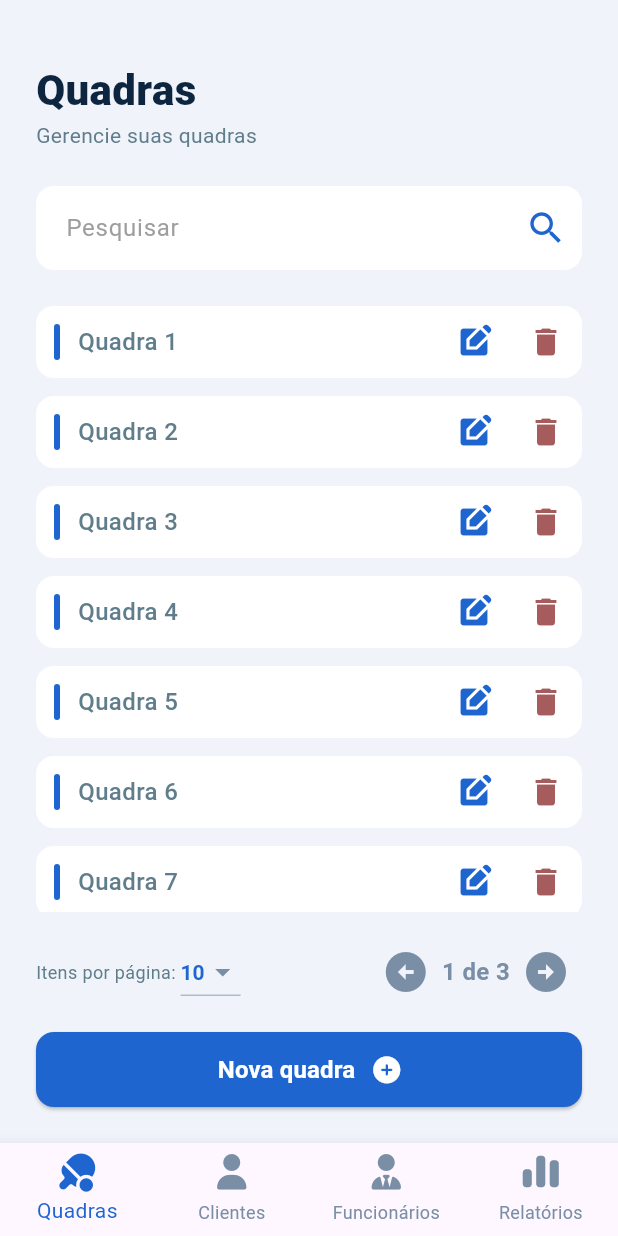
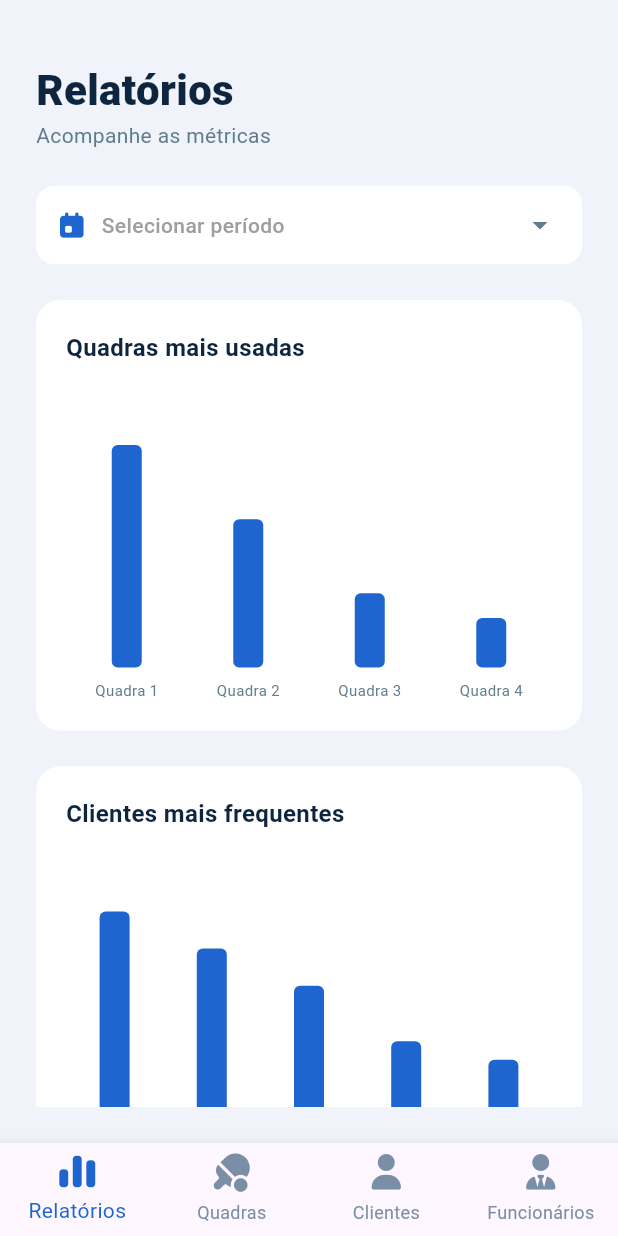
Before and after one commit to adonisoliveiradasilva/GerenciamentoDeQuadras, a Flutter app: the ManagerLayout screen opened directly, on a phone screen of 412 x 824 dp. Run offline on Flutter 3.47's test engine with Material 3 defaults, Android fonts, the phone set to English and light mode, and no system bars; drawn by our look-alikes of fl_chart; our stand-ins replace font_awesome_flutter, mask_text_input_formatter.

Commit message:
feat(relatorios): implementa dashboard com gráficos de métricas e filtro de data

```diff
--- a/gerenciamento_de_quadras/lib/features/manager/layout/manager_layout.dart
+++ b/gerenciamento_de_quadras/lib/features/manager/layout/manager_layout.dart
@@ -3,6 +3,7 @@ import 'package:font_awesome_flutter/font_awesome_flutter.dart';
 import 'package:gerenciamento_de_quadras/features/manager/funcionarios/funcionarios_page.dart';
 import 'package:gerenciamento_de_quadras/features/manager/quadras/quadras_page.dart';
 import 'package:gerenciamento_de_quadras/features/manager/clientes/clientes_page.dart';
+import 'package:gerenciamento_de_quadras/features/manager/relatorios/relatorios_page.dart';
 class ManagerLayout extends StatefulWidget {
   const ManagerLayout({super.key});
 
@@ -14,10 +15,10 @@ class _ManagerLayoutState extends State<ManagerLayout> {
   int _selectedIndex = 0;
 
   final List<Widget> _pages = [
+    const RelatoriosPage(),
     const QuadrasPage(),
     const ClientesPage(),
-    const FuncionariosPage(),
-    const Center(child: Text("Página de Relatórios em construção")),
+    const FuncionariosPage()
   ];
 
   @override
@@ -37,6 +38,10 @@ class _ManagerLayoutState extends State<ManagerLayout> {
         },
         items: const [
           BottomNavigationBarItem(
+            icon: Padding(padding: EdgeInsets.only(bottom: 4), child: FaIcon(FontAwesomeIcons.chartSimple)),
+            label: 'Relatórios',
+          ),
+          BottomNavigationBarItem(
             icon: Padding(padding: EdgeInsets.only(bottom: 4), child: FaIcon(FontAwesomeIcons.tableTennisPaddleBall)),
             label: 'Quadras',
           ),
@@ -48,10 +53,6 @@ class _ManagerLayoutState extends State<ManagerLayout> {
             icon: Padding(padding: EdgeInsets.only(bottom: 4), child: FaIcon(FontAwesomeIcons.userTie)),
             label: 'Funcionários',
           ),
-          BottomNavigationBarItem(
-            icon: Padding(padding: EdgeInsets.only(bottom: 4), child: FaIcon(FontAwesomeIcons.chartSimple)),
-            label: 'Relatórios',
-          ),
         ],
       ),
     );
--- /dev/null
+++ b/gerenciamento_de_quadras/lib/features/manager/relatorios/relatorios_controller.dart
@@ -0,0 +1,59 @@
+import 'package:flutter/material.dart';
+import 'package:intl/intl.dart';
+
+class RelatoriosController extends ChangeNotifier {
+  DateTimeRange? periodoSelecionado;
+  bool isLoading = false;
+
+  Map<String, double> quadrasUsadas = {'Quadra 1': 45, 'Quadra 2': 30, 'Quadra 3': 15, 'Quadra 4': 10};
+  Map<String, double> clientesFrequentes = {'João': 12, 'Maria': 10, 'Carlos': 8, 'Ana': 5, 'Pedro': 4};
+  Map<String, double> diasMovimentados = {'Seg': 20, 'Ter': 15, 'Qua': 25, 'Qui': 30, 'Sex': 50, 'Sáb': 60, 'Dom': 45};
+
+  String get periodoFormatado {
+    if (periodoSelecionado == null) return 'Selecionar período';
+    final format = DateFormat('dd/MM/yyyy');
+    return '${format.format(periodoSelecionado!.start)} - ${format.format(periodoSelecionado!.end)}';
+  }
+
+  Future<void> selecionarPeriodo(BuildContext context) async {
+    final picked = await showDateRangePicker(
+      context: context,
+      firstDate: DateTime(2020),
+      lastDate: DateTime.now(),
+      initialDateRange: periodoSelecionado,
+      builder: (context, child) {
+        return Theme(
+          data: Theme.of(context).copyWith(
+            colorScheme: const ColorScheme.light(
+              primary: Color(0xFF1E65D0),
+              onPrimary: Colors.white,
+              onSurface: Color(0xFF0D253F),
+            ),
+          ),
+          child: child!,
+        );
+      },
+    );
+
+    if (picked != null) {
+      periodoSelecionado = picked;
+      _carregarDadosDaApi();
+    }
+  }
+
+  Future<void> _carregarDadosDaApi() async {
+    isLoading = true;
+    notifyListeners();
+
+    await Future.delayed(const Duration(seconds: 1)); // Mock da API
+
+    // Aqui terá:
+    // final response = await httpClient.get('/api/relatorios?start=${periodoSelecionado!.start}&end=${periodoSelecionado!.end}');
+    // quadrasUsadas = response.data.quadras;
+    // clientesFrequentes = response.data.clientes;
+    // diasMovimentados = response.data.dias;
+
+    isLoading = false;
+    notifyListeners();
+  }
+}
--- /dev/null
+++ b/gerenciamento_de_quadras/lib/features/manager/relatorios/relatorios_page.dart
@@ -0,0 +1,214 @@
+import 'package:flutter/material.dart';
+import 'package:fl_chart/fl_chart.dart';
+import 'package:font_awesome_flutter/font_awesome_flutter.dart';
+import 'relatorios_controller.dart';
+
+class RelatoriosPage extends StatefulWidget {
+  const RelatoriosPage({super.key});
+
+  @override
+  State<RelatoriosPage> createState() => _RelatoriosPageState();
+}
+
+class _RelatoriosPageState extends State<RelatoriosPage> {
+  final RelatoriosController _controller = RelatoriosController();
+
+  @override
+  void dispose() {
+    _controller.dispose();
+    super.dispose();
+  }
+
+  @override
+  Widget build(BuildContext context) {
+    return SafeArea(
+      child: Padding(
+        padding: const EdgeInsets.all(24.0),
+        child: Column(
+          crossAxisAlignment: CrossAxisAlignment.start,
+          children: [
+            const SizedBox(height: 16),
+            const Text('Relatórios', style: TextStyle(fontSize: 28, fontWeight: FontWeight.w900, color: Color(0xFF0D253F))),
+            const Text('Acompanhe as métricas', style: TextStyle(color: Colors.blueGrey, fontSize: 14)),
+            const SizedBox(height: 24),
+
+            ListenableBuilder(
+              listenable: _controller,
+              builder: (context, child) {
+                return GestureDetector(
+                  onTap: () => _controller.selecionarPeriodo(context),
+                  child: Container(
+                    padding: const EdgeInsets.symmetric(horizontal: 16, vertical: 14),
+                    decoration: BoxDecoration(
+                      color: Colors.white,
+                      borderRadius: BorderRadius.circular(12),
+                    ),
+                    child: Row(
+                      children: [
+                        const FaIcon(FontAwesomeIcons.calendarDay, color: Color(0xFF1E65D0), size: 18),
+                        const SizedBox(width: 12),
+                        Expanded(
+                          child: Text(
+                            _controller.periodoFormatado,
+                            style: TextStyle(
+                              color: _controller.periodoSelecionado == null ? Colors.grey.shade500 : const Color(0xFF0D253F),
+                              fontSize: 14,
+                              fontWeight: FontWeight.w500,
+                            ),
+                          ),
+                        ),
+                        const Icon(Icons.arrow_drop_down, color: Colors.blueGrey),
+                      ],
+                    ),
+                  ),
+                );
+              }
+            ),
+
+            const SizedBox(height: 24),
+
+            // Conteúdo dos Gráficos
+            Expanded(
+              child: ListenableBuilder(
+                listenable: _controller,
+                builder: (context, child) {
+                  if (_controller.isLoading) {
+                    return const Center(child: CircularProgressIndicator(color: Color(0xFF1E65D0)));
+                  }
+
+                  return SingleChildScrollView(
+                    child: Column(
+                      children: [
+                        _buildChartCard('Quadras mais usadas', _buildBarChart(_controller.quadrasUsadas)),
+                        _buildChartCard('Clientes mais frequentes', _buildBarChart(_controller.clientesFrequentes)),
+                        _buildChartCard('Dias mais movimentados', _buildLineChart(_controller.diasMovimentados)),
+                        const SizedBox(height: 32),
+                      ],
+                    ),
+                  );
+                },
+              ),
+            ),
+          ],
+        ),
+      ),
+    );
+  }
+
+  Widget _buildChartCard(String title, Widget chart) {
+    return Container(
+      margin: const EdgeInsets.only(bottom: 24),
+      padding: const EdgeInsets.all(20),
+      decoration: BoxDecoration(
+        color: Colors.white,
+        borderRadius: BorderRadius.circular(16),
+      ),
+      child: Column(
+        crossAxisAlignment: CrossAxisAlignment.start,
+        children: [
+          Text(title, style: const TextStyle(fontSize: 16, fontWeight: FontWeight.bold, color: Color(0xFF0D253F))),
+          const SizedBox(height: 24),
+          SizedBox(height: 200, child: chart),
+        ],
+      ),
+    );
+  }
+
+  Widget _buildBarChart(Map<String, double> data) {
+    final keys = data.keys.toList();
+    final values = data.values.toList();
+    double maxY = values.isNotEmpty ? values.reduce((a, b) => a > b ? a : b) : 0;
+
+    return BarChart(
+      BarChartData(
+        alignment: BarChartAlignment.spaceAround,
+        maxY: maxY + (maxY * 0.2),
+        barTouchData: BarTouchData(enabled: false),
+        titlesData: FlTitlesData(
+          show: true,
+          bottomTitles: AxisTitles(
+            sideTitles: SideTitles(
+              showTitles: true,
+              getTitlesWidget: (value, meta) {
+                if (value.toInt() < 0 || value.toInt() >= keys.length) return const SizedBox.shrink();
+                return Padding(
+                  padding: const EdgeInsets.only(top: 8.0),
+                  child: Text(keys[value.toInt()], style: const TextStyle(color: Colors.blueGrey, fontSize: 10)),
+                );
+              },
+            ),
+          ),
+          leftTitles: const AxisTitles(sideTitles: SideTitles(showTitles: false)),
+          topTitles: const AxisTitles(sideTitles: SideTitles(showTitles: false)),
+          rightTitles: const AxisTitles(sideTitles: SideTitles(showTitles: false)),
+        ),
+        gridData: const FlGridData(show: false),
+        borderData: FlBorderData(show: false),
+        barGroups: List.generate(keys.length, (index) {
+          return BarChartGroupData(
+            x: index,
+            barRods: [
+              BarChartRodData(
+                toY: values[index],
+                color: const Color(0xFF1E65D0),
+                width: 20,
+                borderRadius: BorderRadius.circular(4),
+              ),
+            ],
+          );
+        }),
+      ),
+    );
+  }
+
+  // Lógica do Gráfico de Linha
+  Widget _buildLineChart(Map<String, double> data) {
+    final keys = data.keys.toList();
+    final values = data.values.toList();
+    double maxY = values.isNotEmpty ? values.reduce((a, b) => a > b ? a : b) : 0;
+
+    return LineChart(
+      LineChartData(
+        minY: 0,
+        maxY: maxY + (maxY * 0.2),
+        titlesData: FlTitlesData(
+          bottomTitles: AxisTitles(
+            sideTitles: SideTitles(
+              showTitles: true,
+              getTitlesWidget: (value, meta) {
+                if (value.toInt() < 0 || value.toInt() >= keys.length) return const SizedBox.shrink();
+                return Padding(
+                  padding: const EdgeInsets.only(top: 8.0),
+                  child: Text(keys[value.toInt()], style: const TextStyle(color: Colors.blueGrey, fontSize: 10)),
+                );
+              },
+            ),
+          ),
+          leftTitles: const AxisTitles(sideTitles: SideTitles(showTitles: false)),
+          topTitles: const AxisTitles(sideTitles: SideTitles(showTitles: false)),
+          rightTitles: const AxisTitles(sideTitles: SideTitles(showTitles: false)),
+        ),
+        gridData: FlGridData(
+          show: true,
+          drawVerticalLine: false,
+          getDrawingHorizontalLine: (value) => FlLine(color: Colors.grey.shade200, strokeWidth: 1),
+        ),
+        borderData: FlBorderData(show: false),
+        lineBarsData: [
+          LineChartBarData(
+            spots: List.generate(keys.length, (index) => FlSpot(index.toDouble(), values[index])),
+            isCurved: true,
+            color: const Color(0xFF1E65D0),
+            barWidth: 4,
+            isStrokeCapRound: true,
+            dotData: const FlDotData(show: true),
+            belowBarData: BarAreaData(
+              show: true,
+              color: const Color(0xFF1E65D0).withOpacity(0.1),
+            ),
+          ),
+        ],
+      ),
+    );
+  }
+}
--- a/gerenciamento_de_quadras/pubspec.yaml
+++ b/gerenciamento_de_quadras/pubspec.yaml
@@ -36,6 +36,8 @@ dependencies:
   cupertino_icons: ^1.0.8
   font_awesome_flutter: ^11.0.0
   mask_text_input_formatter: ^2.9.0
+  fl_chart: ^1.3.0
+  intl: ^0.20.3
 
 dev_dependencies:
   flutter_test:
```
Also changed, not shown: gerenciamento_de_quadras/pubspec.lock.
